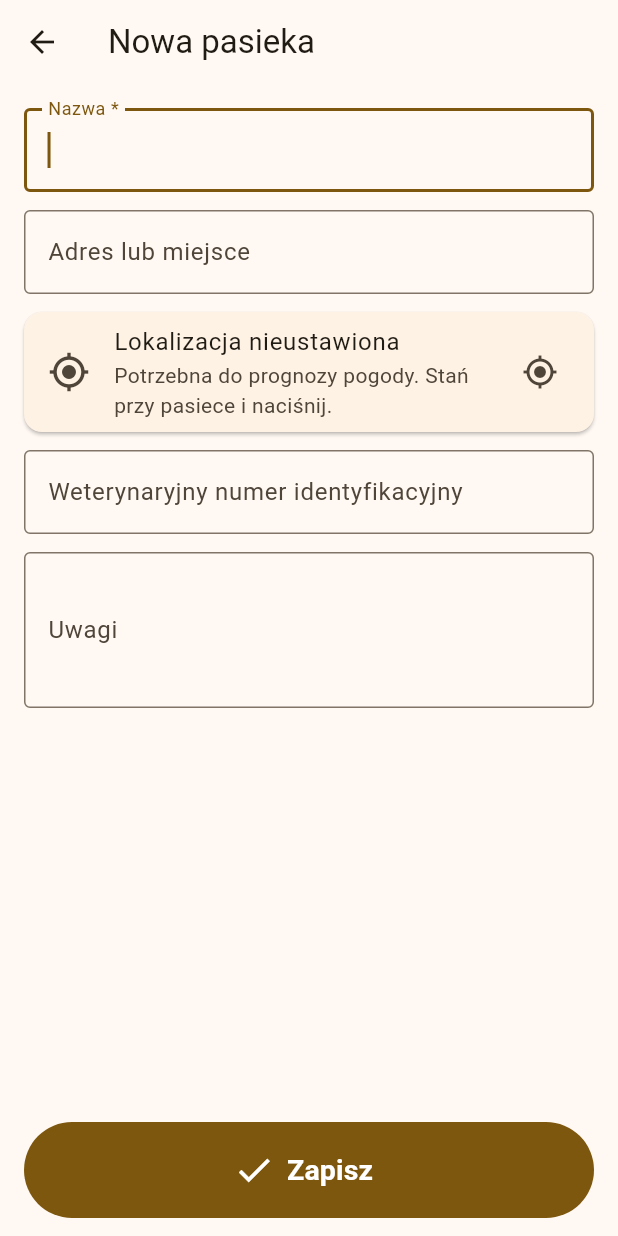
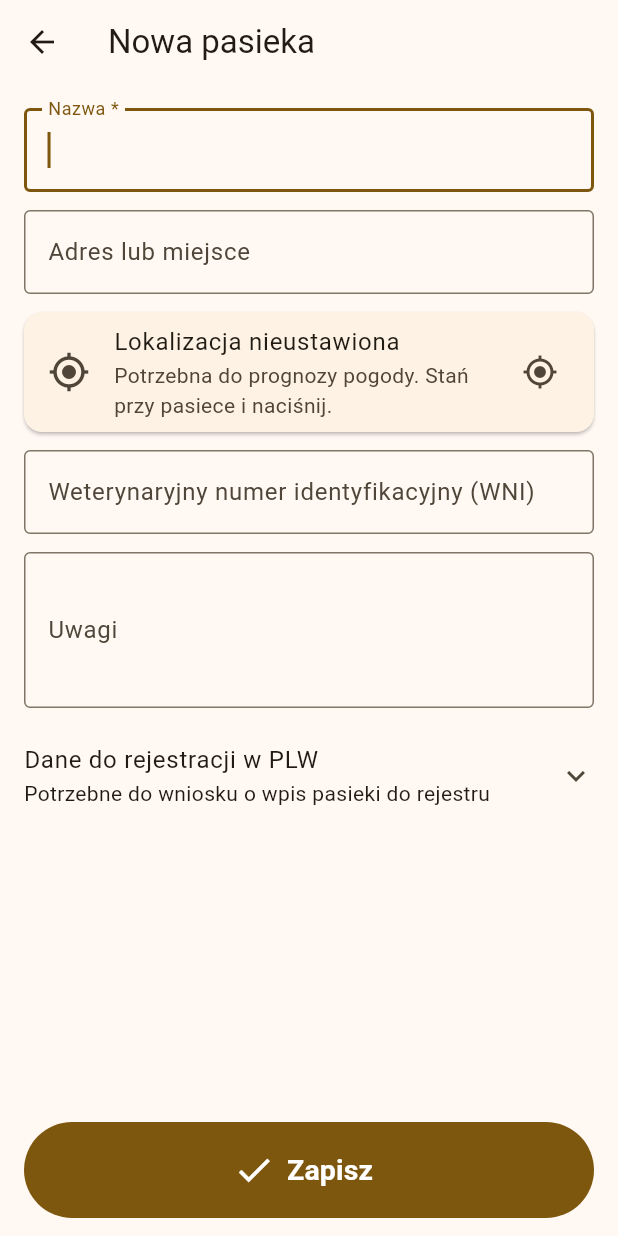
Before and after one commit to krzysztofkupczynski-ops/mobeehive-app, a Flutter app: the ApiaryForm screen opened directly, after a tap on "Zapisz", on a phone screen of 412 x 824 dp. Run offline on Flutter 3.47's test engine with Material 3 defaults, Android fonts, the phone set to English and light mode, and no system bars; our stand-ins replace flutter_secure_storage, geolocator, package_info_plus, pdf, printing, qr_flutter and 1 more; missing offline and left inert: mobile_scanner; accounts and stored records are empty.

Commit message:
Dokumenty: dane pszczelarza i wniosek o wpis pasieki do rejestru PLW (PDF)
Co-Authored-By: Claude Opus 5.5 <noreply@anthropic.com>
Claude-Session: https://claude.ai/code/session_01M3ULCLHvurboMQJk6nkisQ

```diff
--- a/lib/screens/forms.dart
+++ b/lib/screens/forms.dart
@@ -19,6 +19,13 @@ class _ApiaryFormState extends State<ApiaryForm> {
   late final _address = TextEditingController(text: widget.apiary?['address'] as String?);
   late final _vet = TextEditingController(text: widget.apiary?['vet_number'] as String?);
   late final _notes = TextEditingController(text: widget.apiary?['notes'] as String?);
+  late String _kind = (widget.apiary?['kind'] as String?) ?? 'stacjonarna';
+  late final _wintering = TextEditingController(text: widget.apiary?['wintering_address'] as String?);
+  late final _facilities = TextEditingController(text: widget.apiary?['facilities'] as String?);
+  late final _capacity = TextEditingController(text: widget.apiary?['capacity']?.toString());
+  late final _period = TextEditingController(text: widget.apiary?['season_period'] as String?);
+  late final _risk = TextEditingController(text: widget.apiary?['risk_notes'] as String?);
+  late final _duration = TextEditingController(text: (widget.apiary?['planned_duration'] as String?) ?? 'bezterminowo');
   late double? _lat = double.tryParse('${widget.apiary?['lat']}');
   late double? _lng = double.tryParse('${widget.apiary?['lng']}');
   bool _locating = false;
@@ -59,6 +66,13 @@ class _ApiaryFormState extends State<ApiaryForm> {
       'notes': _notes.text.trim(),
       'lat': _lat,
       'lng': _lng,
+      'kind': _kind,
+      'wintering_address': _wintering.text.trim(),
+      'facilities': _facilities.text.trim(),
+      'capacity': int.tryParse(_capacity.text.trim()),
+      'season_period': _period.text.trim(),
+      'risk_notes': _risk.text.trim(),
+      'planned_duration': _duration.text.trim(),
     });
     if (mounted) Navigator.pop(context, true);
   }
@@ -85,9 +99,53 @@ class _ApiaryFormState extends State<ApiaryForm> {
           ),
         ),
         const SizedBox(height: 12),
-        TextField(controller: _vet, decoration: const InputDecoration(labelText: 'Weterynaryjny numer identyfikacyjny')),
+        TextField(controller: _vet, decoration: const InputDecoration(labelText: 'Weterynaryjny numer identyfikacyjny (WNI)')),
         const SizedBox(height: 12),
         TextField(controller: _notes, decoration: const InputDecoration(labelText: 'Uwagi'), maxLines: 3),
+        const SizedBox(height: 8),
+        ExpansionTile(
+          tilePadding: EdgeInsets.zero,
+          title: const Text('Dane do rejestracji w PLW'),
+          subtitle: const Text('Potrzebne do wniosku o wpis pasieki do rejestru'),
+          children: [
+            BigChoice<String>(
+              label: 'Rodzaj pasieki',
+              options: const [('stacjonarna', 'Stacjonarna'), ('wędrowna', 'Wędrowna')],
+              value: _kind,
+              onChanged: (v) => setState(() => _kind = v ?? _kind),
+            ),
+            if (_kind == 'wędrowna') ...[
+              const SizedBox(height: 12),
+              TextField(controller: _wintering, decoration: const InputDecoration(labelText: 'Adres miejsca zimowania')),
+            ],
+            const SizedBox(height: 12),
+            TextField(
+              controller: _facilities,
+              decoration: const InputDecoration(labelText: 'Opis obiektów', hintText: 'np. ule na stojakach, pracownia w budynku gospodarczym'),
+              maxLines: 2,
+            ),
+            const SizedBox(height: 12),
+            TextField(
+              controller: _capacity,
+              decoration: const InputDecoration(labelText: 'Potencjał pasieki (maks. liczba rodzin)'),
+              keyboardType: TextInputType.number,
+            ),
+            const SizedBox(height: 12),
+            TextField(
+              controller: _period,
+              decoration: const InputDecoration(labelText: 'Okres trzymania pszczół (jeśli nie cały rok)'),
+            ),
+            const SizedBox(height: 12),
+            TextField(
+              controller: _risk,
+              decoration: const InputDecoration(labelText: 'Inne kwestie istotne dla oceny ryzyka'),
+              maxLines: 2,
+            ),
+            const SizedBox(height: 12),
+            TextField(controller: _duration, decoration: const InputDecoration(labelText: 'Planowany czas prowadzenia działalności')),
+            const SizedBox(height: 12),
+          ],
+        ),
       ]),
       bottomNavigationBar: BigSaveBar(label: 'Zapisz', onPressed: _save),
     );
--- a/lib/screens/home_screen.dart
+++ b/lib/screens/home_screen.dart
@@ -5,6 +5,7 @@ import '../db.dart';
 import '../sync.dart';
 import '../update.dart';
 import 'apiary_screen.dart';
+import 'documents_screen.dart';
 import 'forms.dart';
 import 'hive_screen.dart';
 import 'login_screen.dart';
@@ -119,6 +120,7 @@ class _HomeScreenState extends State<HomeScreen> {
           PopupMenuButton<String>(
             onSelected: (v) {
               if (v == 'logout') _logout();
+              if (v == 'docs') Navigator.of(context).push(MaterialPageRoute(builder: (_) => const DocumentsScreen()));
               if (v == 'update') AppUpdater.check(context, manual: true);
             },
             itemBuilder: (_) => [
@@ -126,6 +128,7 @@ class _HomeScreenState extends State<HomeScreen> {
                 enabled: false,
                 child: Text('${Api.instance.user?['email'] ?? ''}\nPlan: ${premium ? 'Premium' : 'darmowy'}'),
               ),
+              const PopupMenuItem(value: 'docs', child: Text('Dokumenty')),
               if (sideload) const PopupMenuItem(value: 'update', child: Text('Sprawdź aktualizacje')),
               const PopupMenuItem(value: 'logout', child: Text('Wyloguj')),
             ],
--- a/pubspec.yaml
+++ b/pubspec.yaml
@@ -22,6 +22,8 @@ dependencies:
   package_info_plus: ^8.0.0
   url_launcher: ^6.3.0
   geolocator: ^13.0.1
+  pdf: ^3.11.1
+  printing: ^5.13.4
 
 dev_dependencies:
   flutter_lints: ^4.0.0
@@ -31,6 +33,7 @@ flutter:
   uses-material-design: true
   assets:
     - assets/logo.png
+    - assets/fonts/
 
 flutter_launcher_icons:
   android: true
```
Also changed, not shown: lib/docs/pdf_base.dart (added, +93 -0 lines), lib/docs/plw_request.dart (added, +98 -0 lines), lib/owner.dart (added, +32 -0 lines), lib/screens/documents_screen.dart (added, +203 -0 lines), lib/screens/owner_screen.dart (added, +54 -0 lines), assets/fonts/DejaVuSans-Bold.ttf (added), assets/fonts/DejaVuSans.ttf (added).
